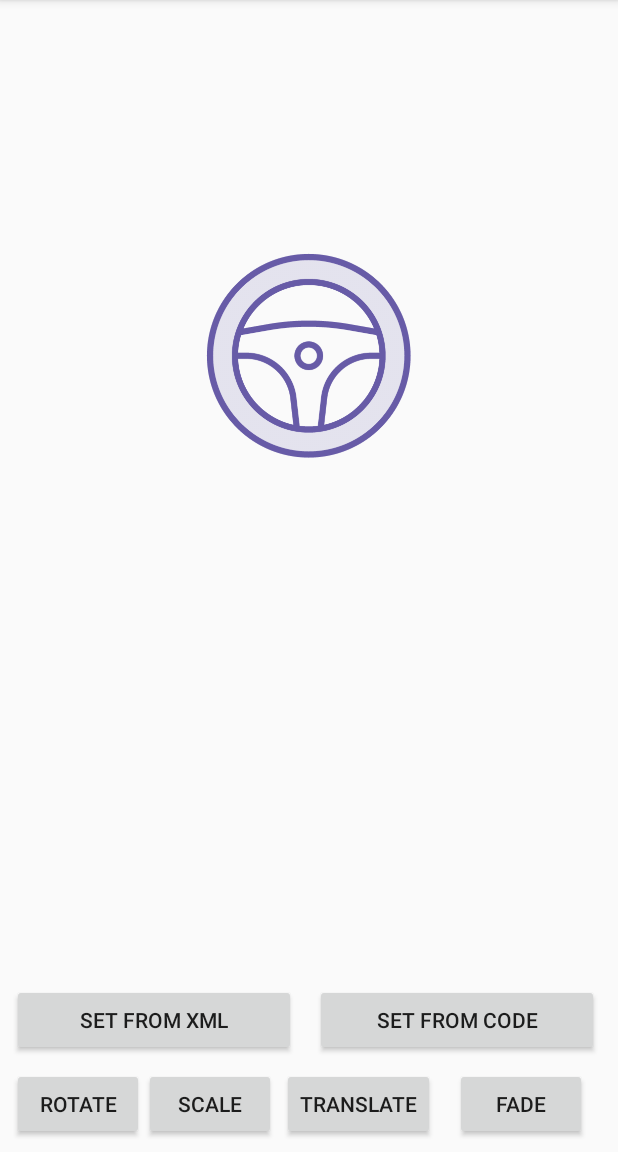
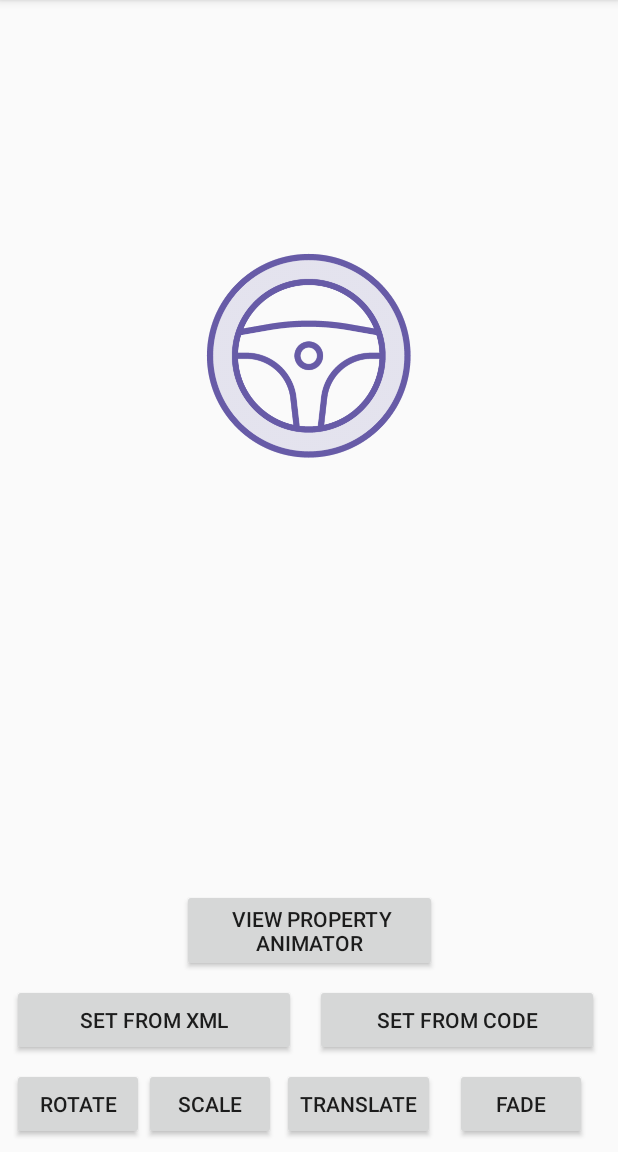
Before and after one commit to Mf4z/AnimationsDemo, an Android app: the screen it shows after launch (MainActivity), on a phone screen of 412 x 824 dp, the part 84-1236 px from its top. Run offline under Robolectric (Android 15) with nearby library versions, the phone set to English and light mode, and no system bars.

Commit message:
Add viewProperty animation

```diff
--- a/app/src/main/res/layout/activity_main.xml
+++ b/app/src/main/res/layout/activity_main.xml
@@ -2,7 +2,7 @@
 <androidx.constraintlayout.widget.ConstraintLayout
         xmlns:android="http://schemas.android.com/apk/res/android"
         xmlns:app="http://schemas.android.com/apk/res-auto"
-        android:layout_width="match_parent"
+        xmlns:tools="http://schemas.android.com/tools" android:layout_width="match_parent"
         android:layout_height="match_parent">
 
     <Button
@@ -79,5 +79,13 @@
             android:layout_marginBottom="8dp" app:layout_constraintBottom_toTopOf="@+id/button6"
             app:layout_constraintStart_toEndOf="@+id/button" android:layout_marginStart="8dp"
             app:layout_constraintEnd_toEndOf="parent" android:layout_marginEnd="8dp" android:onClick="setFromCode"/>
+    <Button
+            android:text=" View Property Animator"
+            android:layout_width="170dp"
+            android:onClick="viewPropertyAnimator"
+            android:layout_height="wrap_content"
+            android:id="@+id/button7" app:layout_constraintStart_toStartOf="parent" android:layout_marginStart="8dp"
+            app:layout_constraintEnd_toEndOf="parent" android:layout_marginEnd="8dp" android:layout_marginBottom="8dp"
+            app:layout_constraintBottom_toTopOf="@+id/button"/>
 
 </androidx.constraintlayout.widget.ConstraintLayout>
```
Also changed, not shown: app/src/main/java/com/sriyank/animationsdemo/MainActivity.kt (+23 -12 lines).
